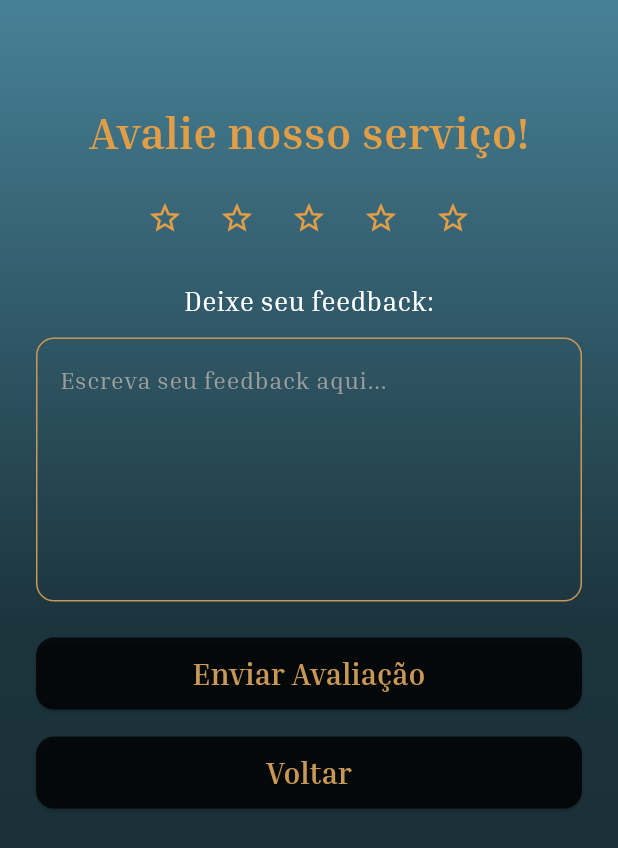
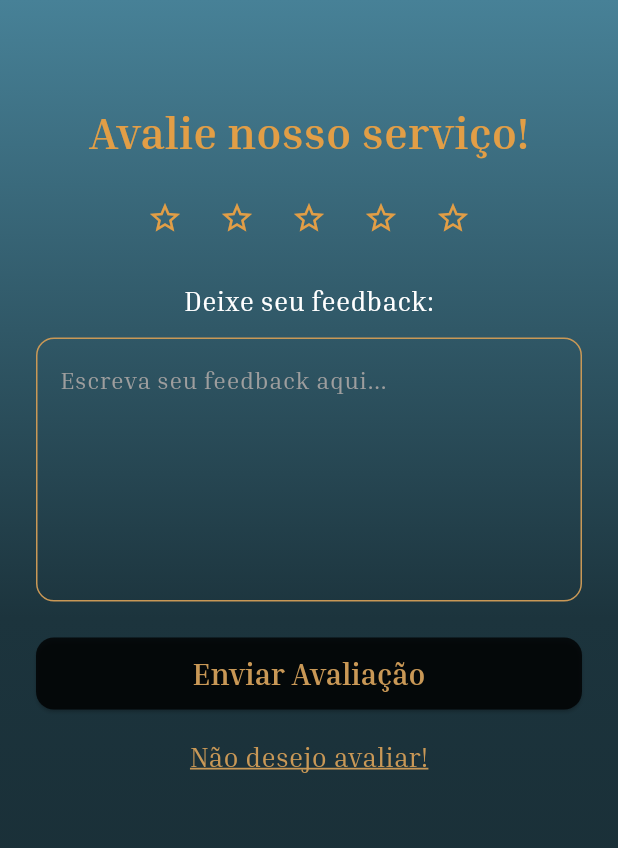
Before and after one commit to 8FTG8/Cardapio_Flutter, a Flutter app: the RatingPage screen opened by its route, on a phone screen of 412 x 824 dp. Shown: the top 848 px of the screen. Run offline on Flutter 3.47's test engine with Material 3 defaults, Android fonts, the light colour scheme and no system bars; our stand-ins replace device_preview.

Commit message:
new release

```diff
--- a/lib/pages/rating_page.dart
+++ b/lib/pages/rating_page.dart
@@ -121,9 +121,20 @@ class _RatingPageState extends State<RatingPage> {
 
               // BOTÃO DE VOLTAR
               const SizedBox(height: 18),
-              customButton('Voltar', () {
-                Navigator.pop(context);
-              }),
+              GestureDetector(
+                onTap: () {
+                  Navigator.pushNamed(context, 'LoginPage');
+                  },
+                child: Text('Não desejo avaliar!',
+                  style: TextStyle(
+                    fontFamily: 'InriaSerif',
+                    fontSize: 18,
+                    color: Color(0xFFC99856),
+                    decoration: TextDecoration.underline,
+                    decorationColor: Color(0xFFC99856),
+                  ),
+                ),
+              ),
             ],
           ),
         ),
```
